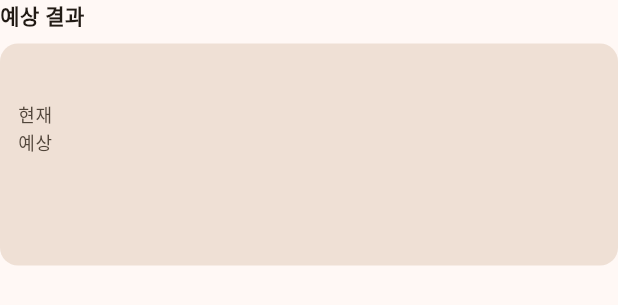
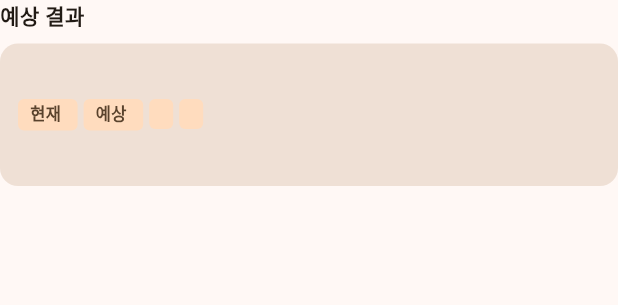
Before and after one commit to lickelon/alchemist-hunter, a Flutter app: the WorkshopEnchantPreviewSection widget shown alone on an empty page, opened directly with empty values, on a phone screen of 412 x 824 dp. Shown: the top 305 px of the screen. Run offline on Flutter 3.47's test engine with Material 3 defaults, Android fonts, the phone set to English and light mode, and no system bars; our stand-ins replace flutter_riverpod.

Commit message:
Polish enchant preview summary

```diff
--- a/lib/features/workshop/enchanting/presentation/widgets/workshop_enchant_preview_section.dart
+++ b/lib/features/workshop/enchanting/presentation/widgets/workshop_enchant_preview_section.dart
@@ -1,7 +1,7 @@
 import 'package:alchemist_hunter/common/themes/app_radius.dart';
 import 'package:alchemist_hunter/common/themes/app_spacing.dart';
 import 'package:alchemist_hunter/common/themes/app_text_styles.dart';
-import 'package:alchemist_hunter/common/widgets/detail_lines.dart';
+import 'package:alchemist_hunter/common/widgets/app_badge.dart';
 import 'package:alchemist_hunter/features/workshop/enchanting/presentation/viewmodels/enchant_preview_selector.dart';
 import 'package:flutter/material.dart';
 
@@ -29,26 +29,26 @@ class WorkshopEnchantPreviewSection extends StatelessWidget {
             borderRadius: AppRadius.interactive,
           ),
           child: preview == null
-              ? const Text('포션과 장비를 선택하면 인챈트 결과를 미리 볼 수 있습니다')
+              ? const AppBadge(label: '선택 대기')
               : Column(
                   crossAxisAlignment: CrossAxisAlignment.start,
                   children: <Widget>[
                     Text(preview!.equipmentName, style: subsectionTitleStyle),
                     const SizedBox(height: AppSpacing.sm),
-                    DetailLines(
-                      lines: <String>[
-                        '현재 ${preview!.currentEnchantLabel}',
-                        '예상 ${preview!.nextEnchantLabel}',
-                        preview!.currentStatLabel,
-                        preview!.nextStatLabel,
+                    Wrap(
+                      spacing: AppSpacing.sm,
+                      runSpacing: AppSpacing.sm,
+                      children: <Widget>[
+                        AppBadge(label: '현재 ${preview!.currentEnchantLabel}'),
+                        AppBadge(label: '예상 ${preview!.nextEnchantLabel}'),
+                        AppBadge(label: preview!.currentStatLabel),
+                        AppBadge(label: preview!.nextStatLabel),
+                        if (preview!.replaceRequired)
+                          const AppBadge(label: '교체 예정'),
                       ],
                     ),
                     const SizedBox(height: AppSpacing.sm),
                     Text(preview!.deltaStatLabel, style: dataEmphasisStyle),
-                    if (preview!.replaceRequired) ...<Widget>[
-                      const SizedBox(height: AppSpacing.sm),
-                      const Text('기존 인챈트가 교체됩니다'),
-                    ],
                   ],
                 ),
         ),
```
Also changed, not shown: 1 other file.
